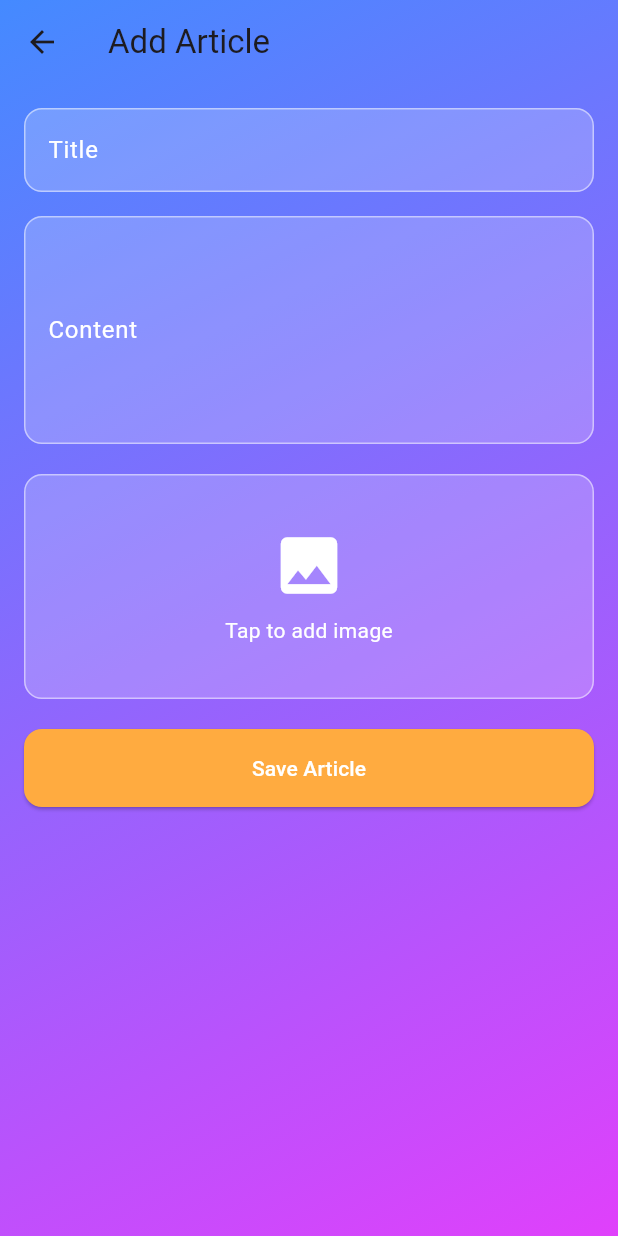
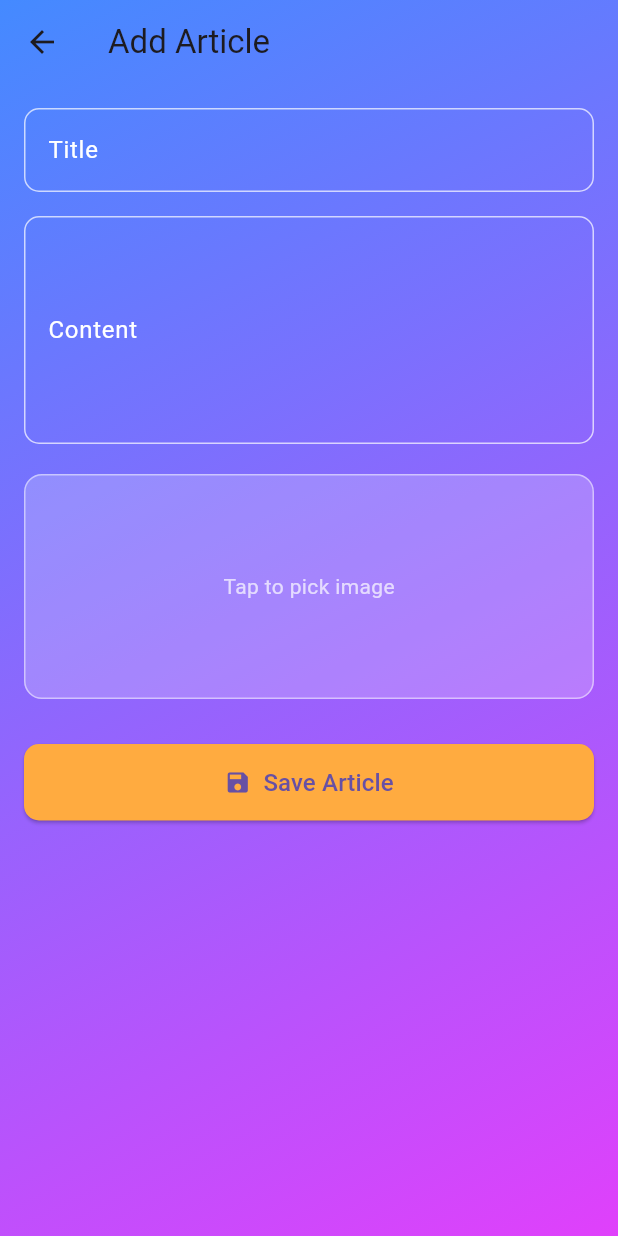
Before and after one commit to Vadum4567890/FlutterApp, a Flutter app: the ArticleListScreen screen opened by its route, after a tap on the "add" icon, on a phone screen of 412 x 824 dp. Run offline on Flutter 3.47's test engine with Material 3 defaults, Android fonts, the phone set to English and light mode, and no system bars; our stand-ins replace equatable, flutter_bloc, get_it, image_picker, rxdart, shared_preferences and 1 more; missing offline and left inert: mobile_scanner, usb_serial; accounts and stored records are empty.

Commit message:
pushing changed (remove comments change add_article_screen, change_password_dialog (removing setState))

```diff
--- a/lib/core/di/di.dart
+++ b/lib/core/di/di.dart
@@ -13,15 +13,15 @@ import 'package:my_project/domain/services/usb_service.dart';
 final sl = GetIt.instance;
 
 Future<void> init() async {
-  // Services/Data Sources (Singletons)
   sl.registerLazySingleton<IAuthStorage>(SharedPrefsAuthStorage.new);
   sl.registerLazySingleton<AuthService>(() => AuthService(sl()));
   sl.registerLazySingleton<ArticleService>(ArticleService.new);
   sl.registerLazySingleton<BaseUsbService>(UsbService.new);
   sl.registerLazySingleton<UsbManager>(() => UsbManager(sl<BaseUsbService>()));
-  // Cubits (Factories)
+
   sl.registerFactory(() => AuthCubit(authService: sl()));
-  sl.registerFactory(() => ArticleCubit(articleService: sl(), authService: sl()));
+  sl.registerFactory(
+      () => ArticleCubit(articleService: sl(), authService: sl()));
   sl.registerFactory(() => ProfileCubit(authService: sl()));
   sl.registerFactory(() => QRCubit(usbManager: sl()));
 }
--- a/lib/cubit/profile/profile_state.dart
+++ b/lib/cubit/profile/profile_state.dart
@@ -1,4 +1,3 @@
-// lib/presentation/profile/profile_state.dart
 import 'package:equatable/equatable.dart';
 import 'package:my_project/models/user.dart';
 
--- a/lib/screens/add_article_screen.dart
+++ b/lib/screens/add_article_screen.dart
@@ -1,63 +1,45 @@
-// ignore_for_file: use_build_context_synchronously
-
 import 'dart:io';
 
 import 'package:flutter/material.dart';
+import 'package:flutter_bloc/flutter_bloc.dart';
 import 'package:image_picker/image_picker.dart';
+import 'package:my_project/cubit/article_list/article_cubit.dart';
 import 'package:path/path.dart' as p;
 import 'package:path_provider/path_provider.dart';
 
-class AddArticleScreen extends StatefulWidget {
-  final void Function(String, String, String?) onAdd;
-
-  const AddArticleScreen({required this.onAdd, super.key});
+class AddArticleScreen extends StatelessWidget {
+  const AddArticleScreen({super.key});
 
   @override
-  State<AddArticleScreen> createState() => _AddArticleScreenState();
-}
+  Widget build(BuildContext context) {
+    final titleController = TextEditingController();
+    final contentController = TextEditingController();
+    final imagePathNotifier = ValueNotifier<String?>(null);
 
-class _AddArticleScreenState extends State<AddArticleScreen> {
-  final _titleController = TextEditingController();
-  final _contentController = TextEditingController();
-
-  String? _imagePath;
-
-  @override
-  void dispose() {
-    _titleController.dispose();
-    _contentController.dispose();
-    super.dispose();
-  }
-
-  Future<void> _pickImage() async {
-    final pickedFile = await ImagePicker().pickImage(source: ImageSource.gallery);
+    Future<void> pickImage() async {
+      final pickedFile =
+          await ImagePicker().pickImage(source: ImageSource.gallery);
       if (pickedFile != null) {
         final appDocumentsDir = await getApplicationDocumentsDirectory();
-      final fileName = p.basename(pickedFile.path,);
-      final uniqueFileName ='${DateTime.now().millisecondsSinceEpoch}_$fileName';
+        final fileName = p.basename(pickedFile.path);
+        final uniqueFileName =
+            '${DateTime.now().millisecondsSinceEpoch}_$fileName';
         final newFilePath = p.join(appDocumentsDir.path, uniqueFileName);
-      final File originalImageFile = File(pickedFile.path);
 
         try {
-        final File savedImage = await originalImageFile.copy(newFilePath);
-        setState(() {
-          _imagePath =
-              savedImage.path;
-        });
+          final savedImage = await File(pickedFile.path).copy(newFilePath);
+          imagePathNotifier.value = savedImage.path;
         } catch (e) {
           ScaffoldMessenger.of(context).showSnackBar(
             SnackBar(content: Text('Failed to save image: ${e.toString()}')),
           );
-        setState(() {
-          _imagePath = null;
-        });
         }
       }
     }
 
-  void _saveArticle() {
-    final title = _titleController.text.trim();
-    final content = _contentController.text.trim();
+    void saveArticle() {
+      final title = titleController.text.trim();
+      final content = contentController.text.trim();
 
       if (title.isEmpty || content.isEmpty) {
         ScaffoldMessenger.of(context).showSnackBar(
@@ -65,13 +47,13 @@ class _AddArticleScreenState extends State<AddArticleScreen> {
         );
         return;
       }
-    widget.onAdd(title, content, _imagePath);
 
+      context
+          .read<ArticleCubit>()
+          .addArticle(title, content, imagePathNotifier.value);
       Navigator.pop(context);
     }
 
-  @override
-  Widget build(BuildContext context) {
     return Scaffold(
       extendBodyBehindAppBar: true,
       appBar: AppBar(
@@ -94,118 +76,71 @@ class _AddArticleScreenState extends State<AddArticleScreen> {
         child: SafeArea(
           child: Padding(
             padding: const EdgeInsets.all(16.0),
-            child: Column(
+            child: ListView(
               children: [
                 TextField(
-                  controller: _titleController,
-                  style: const TextStyle(
-                      color: Colors.white,), // Text color for input
-                  decoration: InputDecoration(
-                    labelText: 'Title',
-                    labelStyle: const TextStyle(color: Colors.white),
-                    hintText: 'Enter the title',
-                    hintStyle: const TextStyle(color: Colors.white70),
-                    border: OutlineInputBorder(
-                      borderRadius: BorderRadius.circular(12),
-                      borderSide: BorderSide.none, // Remove default border
-                    ),
-                    enabledBorder: OutlineInputBorder(
-                      // Border when enabled
-                      borderRadius: BorderRadius.circular(12),
-                      borderSide:
-                          BorderSide(color: Colors.white.withOpacity(0.5)),
-                    ),
-                    focusedBorder: OutlineInputBorder(
-                      // Border when focused
-                      borderRadius: BorderRadius.circular(12),
-                      borderSide: const BorderSide(color: Colors.white),
-                    ),
-                    filled: true,
-                    fillColor: Colors.white.withOpacity(0.2),
-                  ),
+                  controller: titleController,
+                  style: const TextStyle(color: Colors.white),
+                  decoration: _inputDecoration('Title', 'Enter the title'),
                 ),
                 const SizedBox(height: 16),
                 TextField(
-                  controller: _contentController,
-                  style: const TextStyle(
-                      color: Colors.white,), // Text color for input
-                  decoration: InputDecoration(
-                    labelText: 'Content',
-                    labelStyle: const TextStyle(color: Colors.white),
-                    hintText: 'Enter the content',
-                    hintStyle: const TextStyle(color: Colors.white70),
-                    border: OutlineInputBorder(
-                      borderRadius: BorderRadius.circular(12),
-                      borderSide: BorderSide.none,
-                    ),
-                    enabledBorder: OutlineInputBorder(
-                      borderRadius: BorderRadius.circular(12),
-                      borderSide:
-                          BorderSide(color: Colors.white.withOpacity(0.5)),
-                    ),
-                    focusedBorder: OutlineInputBorder(
-                      borderRadius: BorderRadius.circular(12),
-                      borderSide: const BorderSide(color: Colors.white),
-                    ),
-                    filled: true,
-                    fillColor: Colors.white.withOpacity(0.2),
-                  ),
+                  controller: contentController,
+                  style: const TextStyle(color: Colors.white),
+                  decoration: _inputDecoration('Content', 'Enter the content'),
                   maxLines: 5,
                 ),
                 const SizedBox(height: 20),
                 GestureDetector(
-                  onTap: _pickImage,
-                  child: Container(
+                  onTap: pickImage,
+                  child: ValueListenableBuilder<String?>(
+                    valueListenable: imagePathNotifier,
+                    builder: (context, imagePath, _) {
+                      return Container(
                         height: 150,
                         width: double.infinity,
                         decoration: BoxDecoration(
                           borderRadius: BorderRadius.circular(12),
                           color: Colors.white.withOpacity(0.2),
-                      border: Border.all(color: Colors.white.withOpacity(0.5)),
+                          border:
+                              Border.all(color: Colors.white.withOpacity(0.5)),
                         ),
-                    child: _imagePath != null
+                        child: imagePath != null
                             ? ClipRRect(
                                 borderRadius: BorderRadius.circular(12),
                                 child: Image.file(
-                              File(
-                                  _imagePath!,),
+                                  File(imagePath),
                                   fit: BoxFit.cover,
+                                  width: double.infinity,
+                                  height: 150,
+                                  errorBuilder: (context, error, stackTrace) {
+                                    return const Icon(Icons.broken_image,
+                                        color: Colors.red);
+                                  },
                                 ),
                               )
-                        : Center(
-                            child: Column(
-                              mainAxisAlignment: MainAxisAlignment.center,
-                              children: [
-                                Icon(Icons.image,
-                                    size: 50, color: Colors.white,),
-                                const SizedBox(height: 8),
-                                Text(
-                                  'Tap to add image',
-                                  style: TextStyle(color: Colors.white),
-                                ),
-                              ],
+                            : const Center(
+                                child: Text(
+                                  'Tap to pick image',
+                                  style: TextStyle(color: Colors.white70),
                                 ),
                               ),
+                      );
+                    },
                   ),
                 ),
-                const SizedBox(height: 20),
-                SizedBox(
-                  width: double.infinity,
-                  child: ElevatedButton(
-                    onPressed: _saveArticle,
+                const SizedBox(height: 30),
+                ElevatedButton.icon(
                   style: ElevatedButton.styleFrom(
                     backgroundColor: Colors.orangeAccent,
+                    padding: const EdgeInsets.symmetric(vertical: 14),
                     shape: RoundedRectangleBorder(
-                        borderRadius: BorderRadius.circular(12),
+                        borderRadius: BorderRadius.circular(10)),
                   ),
-                      padding: const EdgeInsets.symmetric(vertical: 16),
-                    ),
-                    child: const Text(
-                      'Save Article',
-                      style: TextStyle(
-                          color: Colors.white,),
-                    ),
-                  ),
+                  icon: const Icon(Icons.save),
+                  label: const Text('Save Article',
+                      style: TextStyle(fontSize: 16)),
+                  onPressed: saveArticle,
                 ),
               ],
             ),
@@ -214,4 +149,21 @@ class _AddArticleScreenState extends State<AddArticleScreen> {
       ),
     );
   }
+
+  InputDecoration _inputDecoration(String label, String hint) {
+    return InputDecoration(
+      labelText: label,
+      hintText: hint,
+      labelStyle: const TextStyle(color: Colors.white),
+      hintStyle: const TextStyle(color: Colors.white70),
+      enabledBorder: OutlineInputBorder(
+        borderSide: const BorderSide(color: Colors.white70),
+        borderRadius: BorderRadius.circular(10),
+      ),
+      focusedBorder: OutlineInputBorder(
+        borderSide: const BorderSide(color: Colors.white),
+        borderRadius: BorderRadius.circular(10),
+      ),
+    );
   }
+}
--- a/lib/screens/article_list_screen.dart
+++ b/lib/screens/article_list_screen.dart
@@ -1,5 +1,3 @@
-// ignore_for_file: inference_failure_on_instance_creation
-
 import 'dart:io';
 import 'package:flutter/material.dart';
 import 'package:flutter_bloc/flutter_bloc.dart';
@@ -100,13 +98,17 @@ class ArticleListScreen extends StatelessWidget {
                                         fit: BoxFit.cover,
                                         errorBuilder:
                                             (context, error, stackTrace) {
-                                          return const Icon(Icons.broken_image,
-                                              color: Colors.red,);
+                                          return const Icon(
+                                            Icons.broken_image,
+                                            color: Colors.red,
+                                          );
                                         },
                                       ),
                                     )
-                                  : const Icon(Icons.image_not_supported,
-                                      color: Colors.white,),
+                                  : const Icon(
+                                      Icons.image_not_supported,
+                                      color: Colors.white,
+                                    ),
                             ),
                             title: Text(
                               article.title,
@@ -115,25 +117,32 @@ class ArticleListScreen extends StatelessWidget {
                             subtitle: Text(
                               'by ${article.author}',
                               style: TextStyle(
-                                  color: Colors.white.withOpacity(0.7),),
+                                color: Colors.white.withOpacity(0.7),
+                              ),
                             ),
                             trailing: canModify
                                 ? Row(
                                     mainAxisSize: MainAxisSize.min,
                                     children: [
                                       IconButton(
-                                        icon: const Icon(Icons.edit,
-                                            color: Colors.white,),
+                                        icon: const Icon(
+                                          Icons.edit,
+                                          color: Colors.white,
+                                        ),
                                         onPressed: () {
                                           _showEditDialog(context, article);
                                         },
                                       ),
                                       IconButton(
-                                        icon: const Icon(Icons.delete,
-                                            color: Colors.white,),
+                                        icon: const Icon(
+                                          Icons.delete,
+                                          color: Colors.white,
+                                        ),
                                         onPressed: () {
                                           _showDeleteDialog(
-                                              context, article.id!,);
+                                            context,
+                                            article.id!,
+                                          );
                                         },
                                       ),
                                     ],
@@ -174,13 +183,7 @@ class ArticleListScreen extends StatelessWidget {
           Navigator.push(
             context,
             MaterialPageRoute(
-              builder: (context) => AddArticleScreen(
-                onAdd: (title, content, imagePath) {
-                  context
-                      .read<ArticleCubit>()
-                      .addArticle(title, content, imagePath);
-                },
-              ),
+              builder: (context) => const AddArticleScreen(),
             ),
           );
         },
--- a/lib/screens/edit_article_screen.dart
+++ b/lib/screens/edit_article_screen.dart
@@ -1,5 +1,3 @@
-// ignore_for_file: library_private_types_in_public_api
-
 import 'dart:io';
 import 'package:flutter/material.dart';
 import 'package:my_project/models/article.dart';
```
Also changed, not shown: lib/cubit/profile/profile_cubit.dart (+28 -2 lines), lib/models/article.dart (+6 -10 lines), lib/screens/additional/change_password_dialog.dart (+8 -6 lines), lib/screens/profile_screen.dart (+6 -4 lines), lib/screens/qr_scanner_screen.dart (+4 -3 lines), lib/screens/saved_qr_screen.dart (+8 -5 lines). Lines whose indentation alone changed are shown as unchanged.
